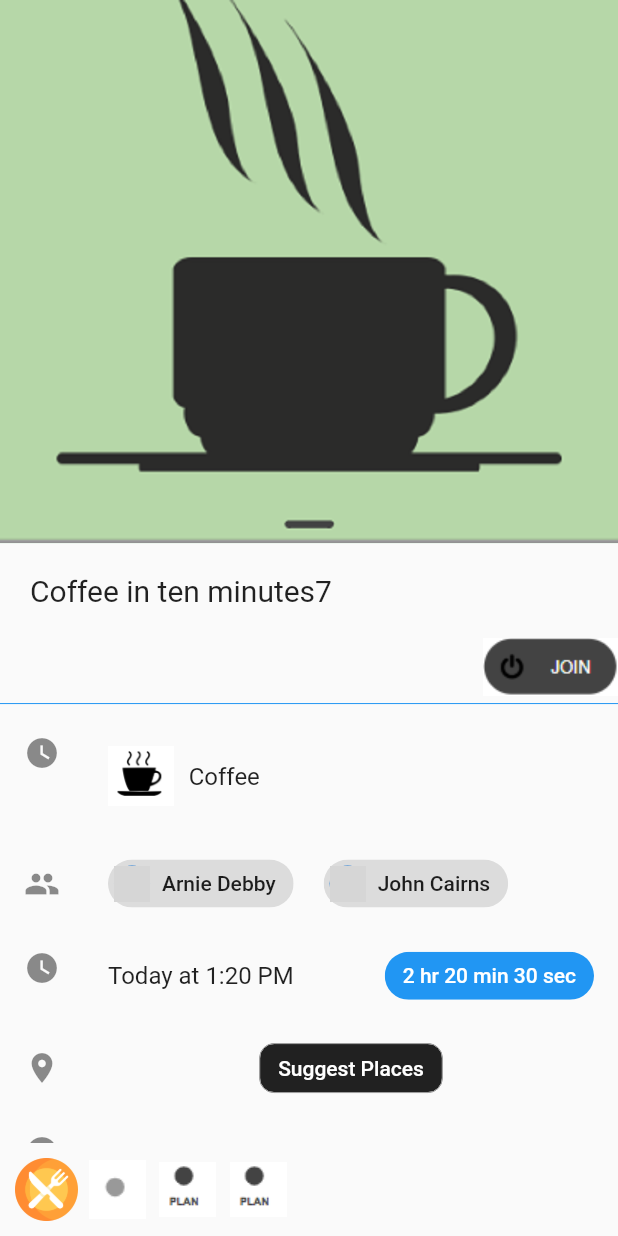
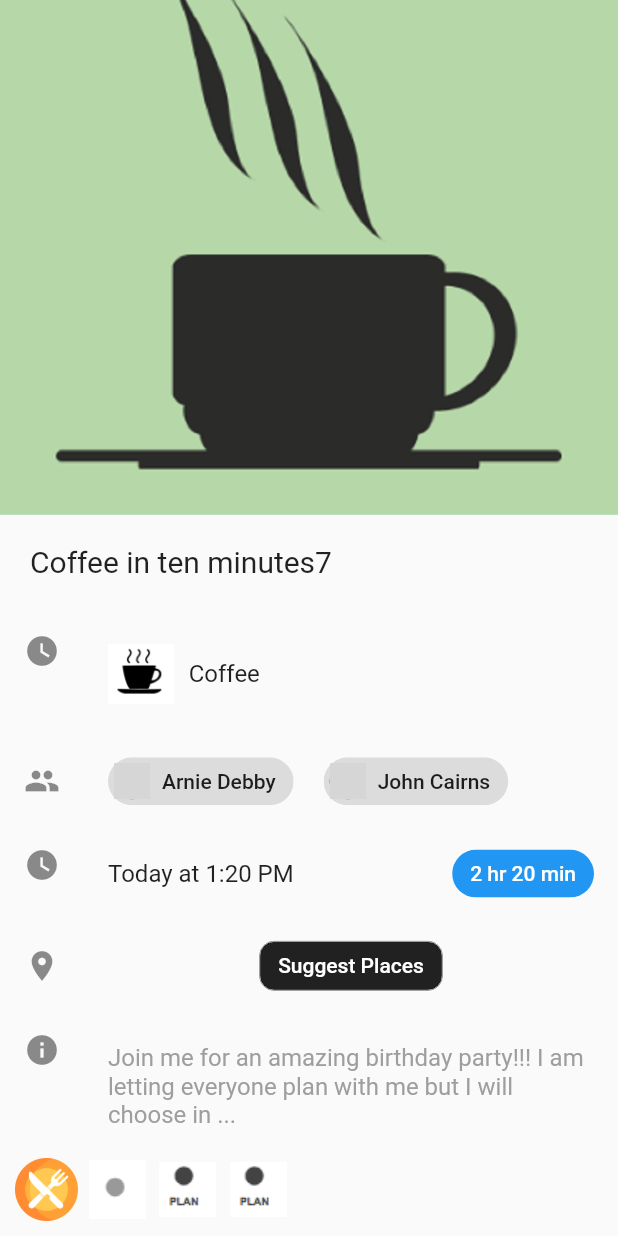
Before and after one commit to pvijender/flutter_eat_social, a Flutter app: the screen it shows after launch, after a tap on "Going for coffee in 10 minutes, individu", on a phone screen of 412 x 824 dp. Run offline on Flutter 3.47's test engine with Material 2 defaults, Android fonts, the phone set to English and light mode, and no system bars; network calls fail; grey boxes are pictures that could not be loaded.

Commit message:
first commit

```diff
--- a/lib/home_page.dart
+++ b/lib/home_page.dart
@@ -25,37 +25,71 @@ class _EatSocialHomeState extends State<EatSocialHome>{
                 alignment: const Alignment(1.0, 1.0),
                 children: <Widget>[
                   new DisplayPosts(),
+                  new Row(
+                    mainAxisAlignment: MainAxisAlignment.end,
+                    children: <Widget>[
+                      new Expanded(
+                        //margin: EdgeInsets.only(right:10.0, bottom: 10.0),
+                        child: new Row(
+                          mainAxisAlignment: MainAxisAlignment.center,
+                          children: <Widget>[
+                            new Chip(
+                              backgroundColor: Colors.grey.shade800,
+                              label: new Text("FILTER", textAlign: TextAlign.center, style: new TextStyle(color: Colors.white, fontSize: 15.0)),
+                              avatar: new CircleAvatar(
+                                backgroundColor: Colors.grey.shade300,
+                                child: new Icon(Icons.filter_list, color: Colors.black,)
+                              ),
+                            )
+                          ],
+                        )
+                      ),
                       new Container(
-                    margin: EdgeInsets.only(right:10.0),
+                        margin: EdgeInsets.only(right:10.0, bottom: 10.0),
                         child: new FloatingActionButton(
-                        backgroundColor: Colors.white,
+                          //backgroundColor: Colors.white,
 
-                      shape: new RoundedRectangleBorder(
+/*                      shape: new RoundedRectangleBorder(
                         side: const BorderSide(width: 0.66, style: BorderStyle.solid, color: Colors.grey),
 
                         borderRadius: new BorderRadius.circular(5.0),
-                      ),
-                        child: new Image.asset("images/plan_fab_icon.PNG"),
+                      ),*/
+                          backgroundColor: Colors.grey.shade800,
+                          child: new Icon(Icons.add_circle),
                           onPressed: null,),
                       ),
+                    ],
+                  ),
+
 
                 ],
                 ),
               ),
 
-          new Card(
-            color: Colors.grey.shade100,
-            elevation: 0.4,
-            margin: EdgeInsets.only(top: 10.0, left: 0.0, right: 0.0, bottom: 0.0),
+          new Container(
+              //color: Colors.grey.shade100,
+              //elevation: 0.4,
+              margin: EdgeInsets.only(left: 0.0, right: 0.0, bottom: 0.0),
+              decoration: BoxDecoration(
+                boxShadow: [
+                  new BoxShadow(
+                    color: Colors.grey.shade400,
+                    blurRadius: 0.3,
+                    spreadRadius: 0.6,
+                    //offset: Offset(1.0, 1.0),
+                  )
+                ],
+/*                border: const Border(
+                  top: const BorderSide(width: 0.4, color: Colors.grey),
+                ),*/
+              ),
+              //padding: EdgeInsets.all(5.0),
               //padding: const EdgeInsets.all(10.0),
               //color: Colors.blueGrey,
               child: new Container(
-              decoration: BoxDecoration(
-                border: const Border(
-                  top: const BorderSide(width: 0.4, color: Colors.grey),
-                ),
-              ),
-              padding: const EdgeInsets.all(10.0),
+                  margin: EdgeInsets.all(0.0),
+                 padding: EdgeInsets.only(left: 10.0, top: 5.0, right: 5.0, bottom: 5.0),
+                 color: Colors.white,
                 child:  Row(
                   children: <Widget>[
                     new Image.asset('images/logo.png', width: 42.0, height: 42.0,),
@@ -71,6 +105,7 @@ class _EatSocialHomeState extends State<EatSocialHome>{
 
 
           ),
+
 
 
         ],
--- a/lib/logic/DisplayPosts.dart
+++ b/lib/logic/DisplayPosts.dart
@@ -51,7 +51,7 @@ class _DisplayPostsState extends State<DisplayPosts> {
                           ),
                           new Container(
                             //color: Colors.blue,
-                            margin: const EdgeInsets.only(right: 5.0, bottom: 5.0),
+                            margin: const EdgeInsets.only(bottom: 5.0),
                             //height: 30.0,
                             child: new Row(
                               mainAxisAlignment: MainAxisAlignment.end,
@@ -64,10 +64,11 @@ class _DisplayPostsState extends State<DisplayPosts> {
                             ),
                           ),
                           new Container(
-                            height: 50.0,
-                            color: Colors.grey.shade200,
-                            padding: const EdgeInsets.all(10.0),
+                            //height: 50.0,
+                            color: Colors.grey.shade100,
+                            padding: const EdgeInsets.only(left: 10.0),
                             child: new Row(
+                              crossAxisAlignment: CrossAxisAlignment.center,
                               children: <Widget>[
                                 new Expanded(
                                     child: new Row(
@@ -91,6 +92,15 @@ class _DisplayPostsState extends State<DisplayPosts> {
                                           radius: 15.0,
                                           backgroundImage: new NetworkImage(dummyData[i].post_party_url_3),
                                         ),
+                                        new Container(
+                                          padding: const EdgeInsets.only(right: 5.0),
+                                        ),
+                                        dummyData[i].post_status=="LIVE"? new CircleAvatar(
+                                          radius: 15.0,
+                                          backgroundColor: Colors.grey.shade800,
+                                          child: new Text("+4",  style: new TextStyle(color: Colors.white, fontSize: 12.0),),
+
+                                        ):new Text(""),
                                       ],
 
                                     )
@@ -229,13 +239,13 @@ class _SecondScreenState extends State<SecondScreen> {
                                   //new Icon(Icons.location_on),
                                   //new Icon(Icons.info),
                                   //new Icon(Icons.message),
-                                  new InkWell(onTap: _showAlert,
+                                  /*new InkWell(onTap: _showAlert,
                                     child: new Image.asset('images/join_icon.png'),
-                                  ),
+                                  ),*/
                                 ],
                               )
                           ),
-                          new Divider(height: 10.0,color: Colors.blue,),
+                          //new Divider(height: 10.0,color: Colors.blue,),
 
                           new ListTile(
                             leading: new Icon(Icons.watch_later),
@@ -297,7 +307,7 @@ class _SecondScreenState extends State<SecondScreen> {
                                 ),
                                 new Chip(
                                   backgroundColor: Colors.blue,
-                                  label: new Text('2 hr 20 min 30 sec', textAlign: TextAlign.center, style: new TextStyle(color: Colors.white),),
+                                  label: new Text('2 hr 20 min', textAlign: TextAlign.center, style: new TextStyle(color: Colors.white),),
                                 ),
 
                               ],
--- a/lib/logic/display_icon_chip.dart
+++ b/lib/logic/display_icon_chip.dart
@@ -11,22 +11,17 @@ class display_icon_chip extends StatelessWidget {
   @override
   Widget build(BuildContext context) {
     if(post_status=="AD"){
-      return new Chip(
-        backgroundColor: Colors.yellowAccent.shade400,
-        label: new Text("  AD    ", textAlign: TextAlign.center, style: new TextStyle(color: Colors.black, fontSize: 12.0)),
-      );
+      return new Image(image: AssetImage("images/ad_icon.png"));
     }
     else if(post_status=="PLAN"){
-      return new Chip(
+      /*return new Chip(
         backgroundColor: Colors.blue.shade300,
         label: new Text(" PLAN ", textAlign: TextAlign.center, style: new TextStyle(color: Colors.black, fontSize: 12.0)),
-      );
+      );*/
+      return new Image(image: AssetImage("images/planned_icon.png"));
     }
     else{
-      return new Chip(
-        backgroundColor: Colors.green.shade300,
-        label: new Text(" LIVE ", textAlign: TextAlign.center, style: new TextStyle(color: Colors.black, fontSize: 12.0)),
-      );
+      return new Image(image: AssetImage("images/live_icon.png"));
     }
 
 
--- a/pubspec.yaml
+++ b/pubspec.yaml
@@ -38,6 +38,9 @@ flutter:
     - images/posts_icon.png
     - images/join_icon.png
     - images/chat_icon.png
+    - images/live_icon.png
+    - images/planned_icon.png
+    - images/ad_icon.png
     - images/1x/AD.png
     - images/2x/AD.png
     - images/3.5x/AD.png
```
Also changed, not shown: lib/logic/bottom_popup_menu.dart (+56 -2 lines), lib/model/post_model.dart (+20 -20 lines), images/ad_icon.png (added), images/coffee.PNG, images/coffee_temp.PNG, images/live_icon.png (added), images/planned_icon.png (added), pubspec.lock, 1 other file. Lines whose indentation alone changed are shown as unchanged.
